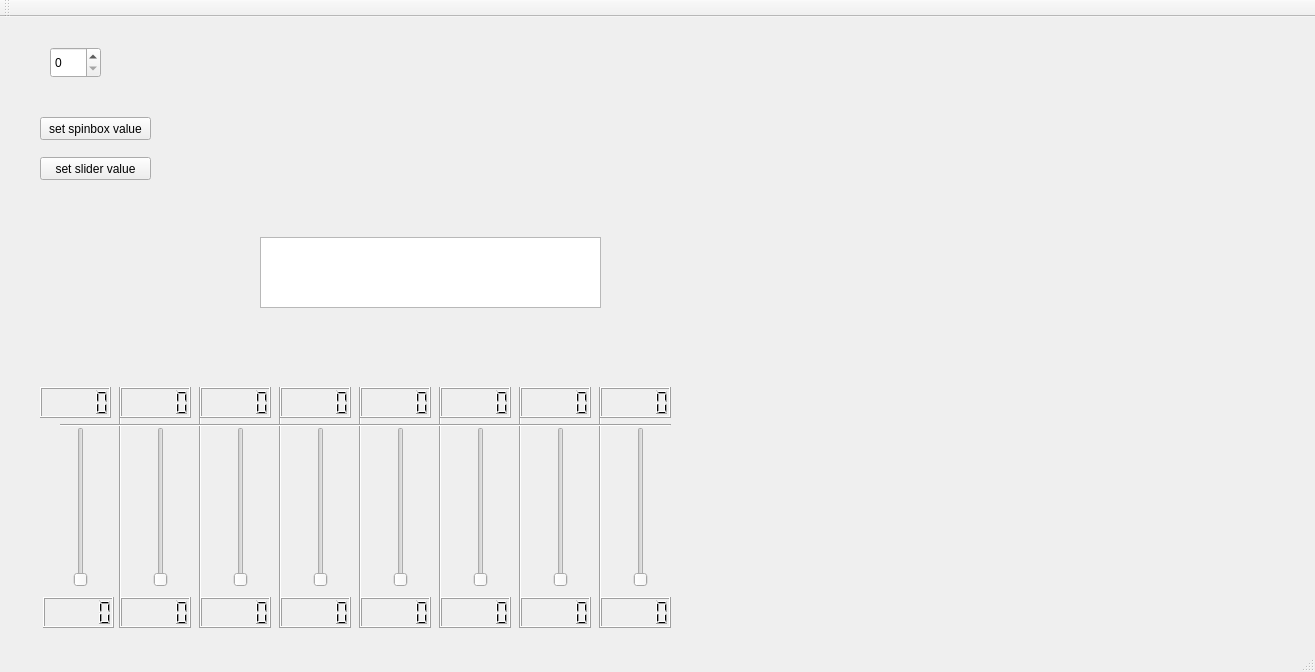
gforce0617/oop-lab_1, file mainwindow.ui: the form before one commit.
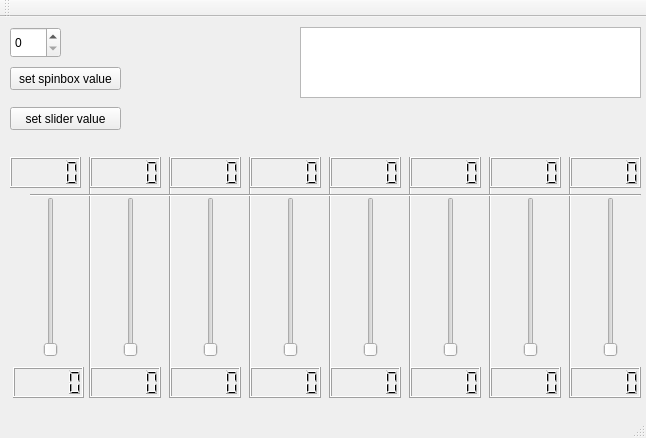
The form after the commit.

Diff of the .ui file:
```diff
--- a/mainwindow.ui
+++ b/mainwindow.ui
@@ -6,8 +6,8 @@
    <rect>
     <x>0</x>
     <y>0</y>
-    <width>1315</width>
-    <height>672</height>
+    <width>646</width>
+    <height>438</height>
    </rect>
   </property>
   <property name="windowTitle">
@@ -17,8 +17,8 @@
    <widget class="QSlider" name="verticalSlider_0">
     <property name="geometry">
      <rect>
-      <x>70</x>
-      <y>410</y>
+      <x>40</x>
+      <y>180</y>
       <width>22</width>
       <height>160</height>
      </rect>
@@ -30,8 +30,8 @@
    <widget class="QSlider" name="verticalSlider_1">
     <property name="geometry">
      <rect>
-      <x>150</x>
-      <y>410</y>
+      <x>120</x>
+      <y>180</y>
       <width>22</width>
       <height>160</height>
      </rect>
@@ -43,8 +43,8 @@
    <widget class="QSlider" name="verticalSlider_2">
     <property name="geometry">
      <rect>
-      <x>230</x>
-      <y>410</y>
+      <x>200</x>
+      <y>180</y>
       <width>22</width>
       <height>160</height>
      </rect>
@@ -56,8 +56,8 @@
    <widget class="QSlider" name="verticalSlider_3">
     <property name="geometry">
      <rect>
-      <x>310</x>
-      <y>410</y>
+      <x>280</x>
+      <y>180</y>
       <width>22</width>
       <height>160</height>
      </rect>
@@ -69,8 +69,8 @@
    <widget class="QSpinBox" name="spinBox">
     <property name="geometry">
      <rect>
-      <x>50</x>
-      <y>30</y>
+      <x>10</x>
+      <y>10</y>
       <width>51</width>
       <height>31</height>
      </rect>
@@ -79,8 +79,8 @@
    <widget class="QSlider" name="verticalSlider_4">
     <property name="geometry">
      <rect>
-      <x>390</x>
-      <y>410</y>
+      <x>360</x>
+      <y>180</y>
       <width>22</width>
       <height>160</height>
      </rect>
@@ -92,8 +92,8 @@
    <widget class="QSlider" name="verticalSlider_5">
     <property name="geometry">
      <rect>
-      <x>470</x>
-      <y>410</y>
+      <x>440</x>
+      <y>180</y>
       <width>22</width>
       <height>160</height>
      </rect>
@@ -105,8 +105,8 @@
    <widget class="QSlider" name="verticalSlider_6">
     <property name="geometry">
      <rect>
-      <x>550</x>
-      <y>410</y>
+      <x>520</x>
+      <y>180</y>
       <width>22</width>
       <height>160</height>
      </rect>
@@ -118,8 +118,8 @@
    <widget class="QSlider" name="verticalSlider_7">
     <property name="geometry">
      <rect>
-      <x>630</x>
-      <y>410</y>
+      <x>600</x>
+      <y>180</y>
       <width>22</width>
       <height>160</height>
      </rect>
@@ -131,8 +131,8 @@
    <widget class="Line" name="line">
     <property name="geometry">
      <rect>
-      <x>110</x>
-      <y>370</y>
+      <x>80</x>
+      <y>140</y>
       <width>20</width>
       <height>241</height>
      </rect>
@@ -144,8 +144,8 @@
    <widget class="Line" name="line_2">
     <property name="geometry">
      <rect>
-      <x>190</x>
-      <y>370</y>
+      <x>160</x>
+      <y>140</y>
       <width>20</width>
       <height>241</height>
      </rect>
@@ -157,8 +157,8 @@
    <widget class="Line" name="line_3">
     <property name="geometry">
      <rect>
-      <x>270</x>
-      <y>370</y>
+      <x>240</x>
+      <y>140</y>
       <width>20</width>
       <height>241</height>
      </rect>
@@ -170,8 +170,8 @@
    <widget class="Line" name="line_4">
     <property name="geometry">
      <rect>
-      <x>350</x>
-      <y>370</y>
+      <x>320</x>
+      <y>140</y>
       <width>20</width>
       <height>241</height>
      </rect>
@@ -183,8 +183,8 @@
    <widget class="Line" name="line_5">
     <property name="geometry">
      <rect>
-      <x>430</x>
-      <y>370</y>
+      <x>400</x>
+      <y>140</y>
       <width>20</width>
       <height>241</height>
      </rect>
@@ -196,8 +196,8 @@
    <widget class="Line" name="line_6">
     <property name="geometry">
      <rect>
-      <x>510</x>
-      <y>370</y>
+      <x>480</x>
+      <y>140</y>
       <width>20</width>
       <height>241</height>
      </rect>
@@ -209,8 +209,8 @@
    <widget class="Line" name="line_7">
     <property name="geometry">
      <rect>
-      <x>590</x>
-      <y>370</y>
+      <x>560</x>
+      <y>140</y>
       <width>20</width>
       <height>241</height>
      </rect>
@@ -222,8 +222,8 @@
    <widget class="Line" name="line_8">
     <property name="geometry">
      <rect>
-      <x>60</x>
-      <y>400</y>
+      <x>30</x>
+      <y>170</y>
       <width>611</width>
       <height>16</height>
      </rect>
@@ -235,8 +235,8 @@
    <widget class="QLCDNumber" name="lcdNumber0">
     <property name="geometry">
      <rect>
-      <x>43</x>
-      <y>580</y>
+      <x>13</x>
+      <y>350</y>
       <width>71</width>
       <height>31</height>
      </rect>
@@ -245,8 +245,8 @@
    <widget class="QLCDNumber" name="lcdNumber1">
     <property name="geometry">
      <rect>
-      <x>120</x>
-      <y>580</y>
+      <x>90</x>
+      <y>350</y>
       <width>71</width>
       <height>31</height>
      </rect>
@@ -255,8 +255,8 @@
    <widget class="QLCDNumber" name="lcdNumber2">
     <property name="geometry">
      <rect>
-      <x>200</x>
-      <y>580</y>
+      <x>170</x>
+      <y>350</y>
       <width>71</width>
       <height>31</height>
      </rect>
@@ -265,8 +265,8 @@
    <widget class="QLCDNumber" name="lcdNumber3">
     <property name="geometry">
      <rect>
-      <x>280</x>
-      <y>580</y>
+      <x>250</x>
+      <y>350</y>
       <width>71</width>
       <height>31</height>
      </rect>
@@ -275,8 +275,8 @@
    <widget class="QLCDNumber" name="lcdNumber4">
     <property name="geometry">
      <rect>
-      <x>360</x>
-      <y>580</y>
+      <x>330</x>
+      <y>350</y>
       <width>71</width>
       <height>31</height>
      </rect>
@@ -285,8 +285,8 @@
    <widget class="QLCDNumber" name="lcdNumber5">
     <property name="geometry">
      <rect>
-      <x>440</x>
-      <y>580</y>
+      <x>410</x>
+      <y>350</y>
       <width>71</width>
       <height>31</height>
      </rect>
@@ -295,8 +295,8 @@
    <widget class="QLCDNumber" name="lcdNumber6">
     <property name="geometry">
      <rect>
-      <x>520</x>
-      <y>580</y>
+      <x>490</x>
+      <y>350</y>
       <width>71</width>
       <height>31</height>
      </rect>
@@ -305,8 +305,8 @@
    <widget class="QLCDNumber" name="lcdNumber7">
     <property name="geometry">
      <rect>
-      <x>600</x>
-      <y>580</y>
+      <x>570</x>
+      <y>350</y>
       <width>71</width>
       <height>31</height>
      </rect>
@@ -318,8 +318,8 @@
     </property>
     <property name="geometry">
      <rect>
-      <x>40</x>
-      <y>370</y>
+      <x>10</x>
+      <y>140</y>
       <width>71</width>
       <height>31</height>
      </rect>
@@ -328,8 +328,8 @@
    <widget class="QLCDNumber" name="lcdNumber_1">
     <property name="geometry">
      <rect>
-      <x>120</x>
-      <y>370</y>
+      <x>90</x>
+      <y>140</y>
       <width>71</width>
       <height>31</height>
      </rect>
@@ -338,8 +338,8 @@
    <widget class="QLCDNumber" name="lcdNumber_2">
     <property name="geometry">
      <rect>
-      <x>200</x>
-      <y>370</y>
+      <x>170</x>
+      <y>140</y>
       <width>71</width>
       <height>31</height>
      </rect>
@@ -348,8 +348,8 @@
    <widget class="QLCDNumber" name="lcdNumber_3">
     <property name="geometry">
      <rect>
-      <x>280</x>
-      <y>370</y>
+      <x>250</x>
+      <y>140</y>
       <width>71</width>
       <height>31</height>
      </rect>
@@ -358,8 +358,8 @@
    <widget class="QLCDNumber" name="lcdNumber_4">
     <property name="geometry">
      <rect>
-      <x>360</x>
-      <y>370</y>
+      <x>330</x>
+      <y>140</y>
       <width>71</width>
       <height>31</height>
      </rect>
@@ -368,8 +368,8 @@
    <widget class="QLCDNumber" name="lcdNumber_5">
     <property name="geometry">
      <rect>
-      <x>440</x>
-      <y>370</y>
+      <x>410</x>
+      <y>140</y>
       <width>71</width>
       <height>31</height>
      </rect>
@@ -378,8 +378,8 @@
    <widget class="QLCDNumber" name="lcdNumber_6">
     <property name="geometry">
      <rect>
-      <x>520</x>
-      <y>370</y>
+      <x>490</x>
+      <y>140</y>
       <width>71</width>
       <height>31</height>
      </rect>
@@ -388,8 +388,8 @@
    <widget class="QLCDNumber" name="lcdNumber_7">
     <property name="geometry">
      <rect>
-      <x>600</x>
-      <y>370</y>
+      <x>570</x>
+      <y>140</y>
       <width>71</width>
       <height>31</height>
      </rect>
@@ -398,8 +398,8 @@
    <widget class="QPushButton" name="setchange">
     <property name="geometry">
      <rect>
-      <x>40</x>
-      <y>100</y>
+      <x>10</x>
+      <y>50</y>
       <width>111</width>
       <height>23</height>
      </rect>
@@ -411,8 +411,8 @@
    <widget class="QPushButton" name="slider_button">
     <property name="geometry">
      <rect>
-      <x>40</x>
-      <y>140</y>
+      <x>10</x>
+      <y>90</y>
       <width>111</width>
       <height>23</height>
      </rect>
@@ -424,8 +424,8 @@
    <widget class="QTextBrowser" name="textBrowser">
     <property name="geometry">
      <rect>
-      <x>260</x>
-      <y>220</y>
+      <x>300</x>
+      <y>10</y>
       <width>341</width>
       <height>71</height>
      </rect>
```
Left out of the diff: 2 changed lines with no effect on the pictures.
